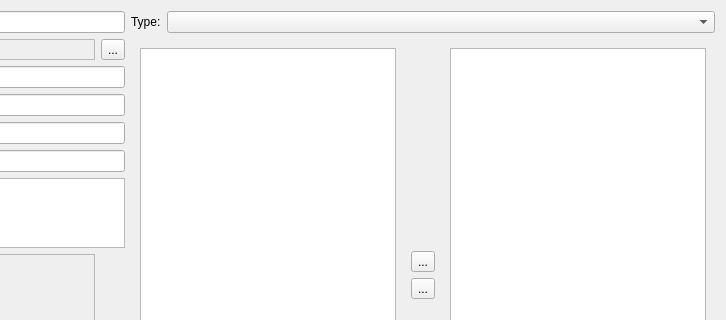
KDE/krita, file krita/plugins/extensions/resourcemanager/wdgdlgcreatebundle.ui: the form before one commit; both pictures show x 254 to 980 and y 0 to 320 of the 980 by 521 pixel window.
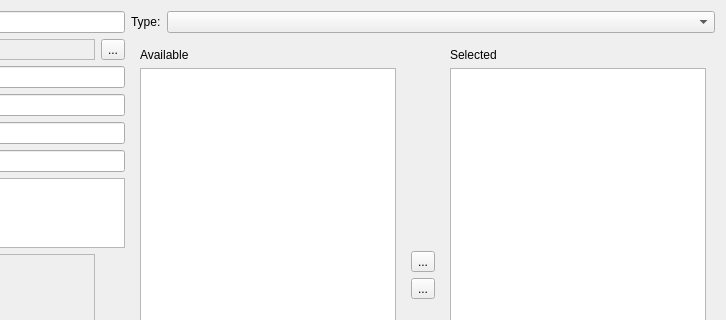
The form after the commit.

Commit message: bundle editor: add two labels

The edit to the form file:
```diff
--- a/krita/plugins/extensions/resourcemanager/wdgdlgcreatebundle.ui
+++ b/krita/plugins/extensions/resourcemanager/wdgdlgcreatebundle.ui
@@ -228,9 +228,16 @@
           </sizepolicy>
          </property>
          <layout class="QGridLayout" name="gridLayout">
-          <item row="0" column="1">
+          <item row="1" column="1">
            <widget class="QListWidget" name="tableAvailable"/>
           </item>
+          <item row="0" column="1">
+           <widget class="QLabel" name="label_4">
+            <property name="text">
+             <string>Available</string>
+            </property>
+           </widget>
+          </item>
          </layout>
         </widget>
        </item>
@@ -287,9 +294,16 @@
           </sizepolicy>
          </property>
          <layout class="QGridLayout" name="gridLayout_2">
-          <item row="0" column="0">
+          <item row="1" column="0">
            <widget class="QListWidget" name="tableSelected"/>
           </item>
+          <item row="0" column="0">
+           <widget class="QLabel" name="label_6">
+            <property name="text">
+             <string>Selected</string>
+            </property>
+           </widget>
+          </item>
          </layout>
         </widget>
        </item>
```
